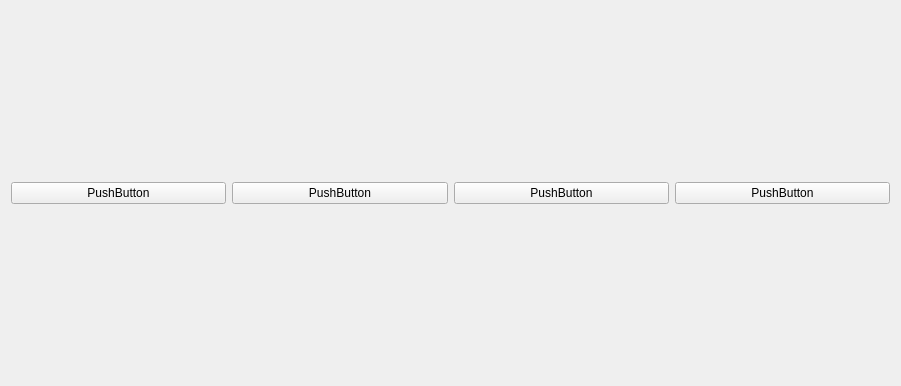
The window that src/view/playfuncview.ui (zhichao10086/MusicPlayer) describes before a commit, drawn with Qt 5.
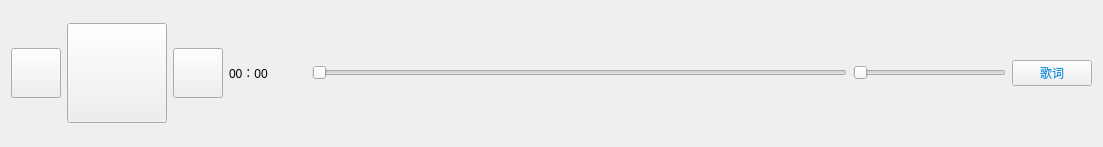
The same window after the commit. Icons and pictures are not drawn.

What changed in the file:
```diff
--- a/src/view/playfuncview.ui
+++ b/src/view/playfuncview.ui
@@ -6,43 +6,143 @@
    <rect>
     <x>0</x>
     <y>0</y>
-    <width>901</width>
-    <height>386</height>
+    <width>1103</width>
+    <height>147</height>
    </rect>
   </property>
+  <property name="sizePolicy">
+   <sizepolicy hsizetype="Preferred" vsizetype="Preferred">
+    <horstretch>0</horstretch>
+    <verstretch>0</verstretch>
+   </sizepolicy>
+  </property>
+  <property name="minimumSize">
+   <size>
+    <width>0</width>
+    <height>110</height>
+   </size>
+  </property>
   <property name="windowTitle">
    <string>Form</string>
   </property>
+  <property name="styleSheet">
+   <string notr="true"/>
+  </property>
   <layout class="QVBoxLayout" name="verticalLayout">
    <item>
-    <layout class="QHBoxLayout" name="horizontalLayout">
+    <layout class="QHBoxLayout" name="horizontalLayout" stretch="2,8">
      <item>
-      <widget class="QPushButton" name="pushButton_4">
+      <layout class="QHBoxLayout" name="horizontalLayout_2" stretch="1,1,1">
+       <item>
+        <widget class="QPushButton" name="btnPre">
+         <property name="sizePolicy">
+          <sizepolicy hsizetype="Fixed" vsizetype="Fixed">
+           <horstretch>0</horstretch>
+           <verstretch>0</verstretch>
+          </sizepolicy>
+         </property>
+         <property name="minimumSize">
+          <size>
+           <width>50</width>
+           <height>50</height>
+          </size>
+         </property>
+         <property name="styleSheet">
+          <string notr="true">border-image: url(:/images/icon/images/pre_1296db.png);</string>
+         </property>
        <property name="text">
-        <string>PushButton</string>
+          <string/>
        </property>
       </widget>
      </item>
      <item>
-      <widget class="QPushButton" name="pushButton_3">
+        <widget class="QPushButton" name="btnStartOrPause">
+         <property name="sizePolicy">
+          <sizepolicy hsizetype="Fixed" vsizetype="Fixed">
+           <horstretch>0</horstretch>
+           <verstretch>0</verstretch>
+          </sizepolicy>
+         </property>
+         <property name="minimumSize">
+          <size>
+           <width>100</width>
+           <height>100</height>
+          </size>
+         </property>
+         <property name="styleSheet">
+          <string notr="true">border-image: url(:/images/icon/images/play_1296db.png);</string>
+         </property>
        <property name="text">
-        <string>PushButton</string>
+          <string/>
        </property>
       </widget>
      </item>
      <item>
-      <widget class="QPushButton" name="pushButton_2">
+        <widget class="QPushButton" name="btnNext">
+         <property name="sizePolicy">
+          <sizepolicy hsizetype="Fixed" vsizetype="Fixed">
+           <horstretch>0</horstretch>
+           <verstretch>0</verstretch>
+          </sizepolicy>
+         </property>
+         <property name="minimumSize">
+          <size>
+           <width>50</width>
+           <height>50</height>
+          </size>
+         </property>
+         <property name="styleSheet">
+          <string notr="true">border-image: url(:/images/icon/images/next_1296db.png);
+</string>
+         </property>
        <property name="text">
-        <string>PushButton</string>
+          <string/>
+         </property>
+        </widget>
+       </item>
+      </layout>
+     </item>
+     <item>
+      <layout class="QHBoxLayout" name="horizontalLayout_3" stretch="2,14,4,0">
+       <property name="bottomMargin">
+        <number>0</number>
+       </property>
+       <item>
+        <widget class="QLabel" name="label">
+         <property name="text">
+          <string>00：00</string>
+         </property>
+        </widget>
+       </item>
+       <item>
+        <widget class="QSlider" name="horizontalSlider_2">
+         <property name="orientation">
+          <enum>Qt::Horizontal</enum>
+         </property>
+        </widget>
+       </item>
+       <item>
+        <widget class="QSlider" name="horizontalSlider">
+         <property name="styleSheet">
+          <string notr="true"/>
+         </property>
+         <property name="orientation">
+          <enum>Qt::Horizontal</enum>
        </property>
       </widget>
      </item>
      <item>
       <widget class="QPushButton" name="pushButton">
+         <property name="styleSheet">
+          <string notr="true">
+color: rgb(18, 150, 219);</string>
+         </property>
        <property name="text">
-        <string>PushButton</string>
-       </property>
-      </widget>
+          <string>歌词</string>
+         </property>
+        </widget>
+       </item>
+      </layout>
      </item>
     </layout>
    </item>
```
Lines whose indentation alone changed are shown as unchanged.
